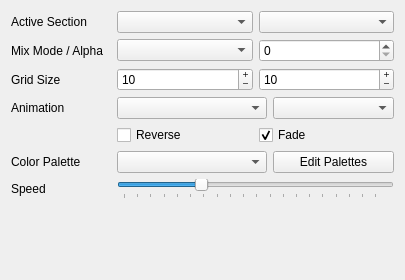
Before: the Qt Designer form gui/widget/maestrocontrol.ui in 8bitbuddhist/PixelMaestro, drawn with Qt 5.
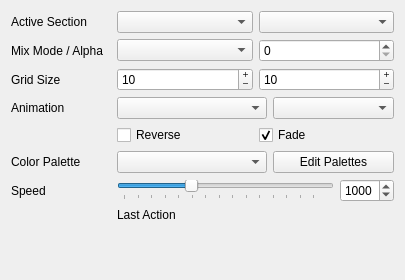
After: the same form once the commit is applied.

Commit message: Added number box to speed slider. Added CueInterpreter for converting Cues into user-readable strings. Added scrolling to PaletteControl.

The edit to the form file:
```diff
--- a/gui/widget/maestrocontrol.ui
+++ b/gui/widget/maestrocontrol.ui
@@ -226,18 +226,20 @@
       </widget>
      </item>
      <item row="9" column="1">
+      <layout class="QHBoxLayout" name="speedLayout">
+       <item>
       <widget class="QSlider" name="cycleSlider">
        <property name="minimum">
         <number>10</number>
        </property>
        <property name="maximum">
-        <number>1000</number>
+          <number>3000</number>
        </property>
        <property name="singleStep">
         <number>5</number>
        </property>
        <property name="value">
-        <number>300</number>
+          <number>1000</number>
        </property>
        <property name="orientation">
         <enum>Qt::Horizontal</enum>
@@ -252,7 +254,29 @@
         <enum>QSlider::TicksBelow</enum>
        </property>
        <property name="tickInterval">
-        <number>50</number>
+          <number>200</number>
+         </property>
+        </widget>
+       </item>
+       <item>
+        <widget class="QSpinBox" name="cycleSpinBox">
+         <property name="maximum">
+          <number>3000</number>
+         </property>
+         <property name="singleStep">
+          <number>10</number>
+         </property>
+         <property name="value">
+          <number>1000</number>
+         </property>
+        </widget>
+       </item>
+      </layout>
+     </item>
+     <item row="10" column="1">
+      <widget class="QLabel" name="lastActionLabel">
+       <property name="text">
+        <string>Last Action</string>
        </property>
       </widget>
      </item>
```
Left out of the diff: 2 changed lines with no effect on the pictures. Lines whose indentation alone changed are shown as unchanged. The commit also changes 8 other files.
